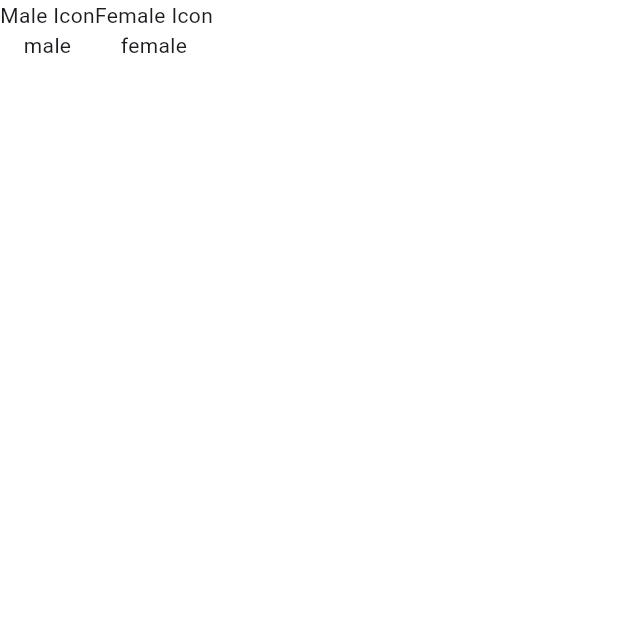
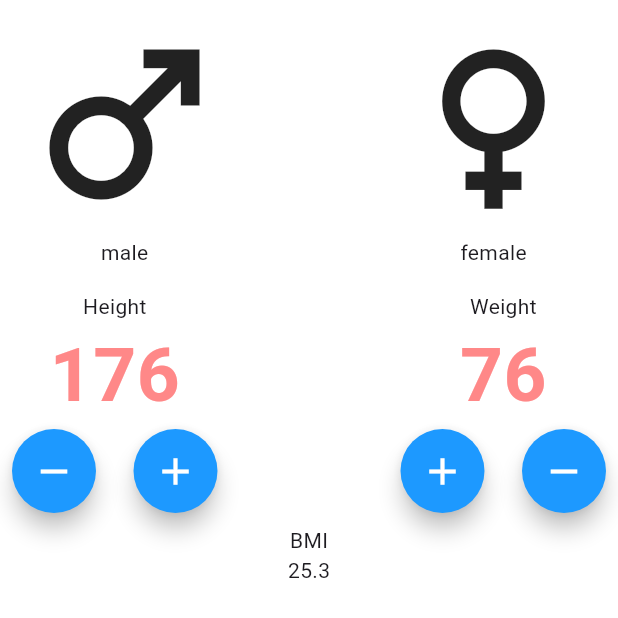
Before and after one commit to pesala-x/BMI-Calculator, a Flutter app: the screen it shows after launch, on a phone screen of 412 x 824 dp, the top half of it. Run offline on Flutter 3.47's test engine with Material 3 defaults, Android fonts, the phone set to English and light mode, and no system bars.

Commit message:
constants and main ui created

```diff
--- /dev/null
+++ b/lib/constants.dart
@@ -0,0 +1,10 @@
+import 'package:flutter/material.dart';
+
+const kTextColor = Color(0xFFFF8888);
+const kOutputTextColor = Color(0xFFFF5555);
+
+const kInputLabelColor = TextStyle(
+  color: kTextColor,
+  fontSize: 50,
+  fontWeight: FontWeight.bold,
+);
--- a/lib/main_page.dart
+++ b/lib/main_page.dart
@@ -11,26 +11,126 @@ class _MainPageState extends State<MainPage> {
   @override
   Widget build(BuildContext context) {
     return Scaffold(
-      body:     SafeArea(
+      body: SafeArea(
         child: Container(
-        color: Colors.white,
-        child: Column(children: [
-          Row(children: [
-            Column(
+          color: Colors.white,
+          child: const Column(children: [
+            Row(children: [
+              //First Raw Icons with name
+              Padding(
+                padding: EdgeInsets.all(8.0),
+                child: Column(
+                  children: [
+                    Icon(Icons.male, size: 150),
+                    Text("male"),
+                  ],
+                ),
+              ),
+              Spacer(),
+              Padding(
+                padding: EdgeInsets.all(8.0),
+                child: Column(
+                  children: [
+                    Icon(Icons.female, size: 150),
+                    Text("female"),
+                  ],
+                ),
+              ),
+            ]),
+            Row(
+              //Second Raw Buttons
               children: [
-                Text("Male Icon"),
-                Text("male"),
+                Padding( //Body Height section
+                  padding: EdgeInsets.all(8.0),
+                  child: Column(
+                    children: [
+                      Text("Height"),
+                      Text("176",
+                          style: TextStyle(
+                              color: Color(0xFFFF8888),
+                              fontSize: 50,
+                              fontWeight: FontWeight.bold)),
+                      Row(
+                        children: [
+                          FloatingActionButton(
+                            shape: CircleBorder(),
+                            backgroundColor: Color.fromARGB(255, 29, 153, 255),
+                            onPressed: null,
+                            child: Icon(
+                              Icons.remove,
+                              size: 30,
+                              color: Color.fromARGB(255, 255, 255, 255),
+                            ),
+                          ),
+                          SizedBox(
+                            width: 25,
+                          ),
+                          FloatingActionButton(
+                            shape: CircleBorder(),
+                            backgroundColor: Color.fromARGB(255, 29, 153, 255),
+                            onPressed: null,
+                            child: Icon(
+                              Icons.add,
+                              size: 30,
+                              color: Color.fromARGB(255, 255, 255, 255),
+                            ),
+                          ),
+                        ],
+                      ),
+                    ],
+                  ),
+                ),
+                Spacer(),
+                Padding(//Body Height section
+                  padding: EdgeInsets.all(8.0),
+                  child: Column(
+                    children: [
+                      Text("Weight"),
+                      Text("76",
+                          style: TextStyle(
+                              color: Color(0xFFFF8888),
+                              fontSize: 50,
+                              fontWeight: FontWeight.bold)),
+                      Row(
+                        children: [
+                          FloatingActionButton(
+                            shape: CircleBorder(),
+                            backgroundColor: Color.fromARGB(255, 29, 153, 255),
+                            onPressed: null,
+                            child: Icon(
+                              Icons.add,
+                              size: 30,
+                              color: Color.fromARGB(255, 255, 255, 255),
+                            ),
+                          ),
+                          SizedBox(
+                            width: 25,
+                          ),
+                          FloatingActionButton(
+                            shape: CircleBorder(),
+                            backgroundColor: Color.fromARGB(255, 29, 153, 255),
+                            onPressed: null,
+                            child: Icon(
+                              Icons.remove,
+                              size: 30,
+                              color: Color.fromARGB(255, 255, 255, 255),
+                            ),
+                          ),
+                        ],
+                      ),
+                    ],
+                  ),
+                ),
               ],
             ),
             Column(
               children: [
-                Text("Female Icon"),
-                Text("female"),
+                Text("BMI"),Text("25.3"),
               ],
             ),
-          ])
-        ]),
-            ),
+          ]
+          ),
+        ),
       ),
     );
   }
```
Also changed, not shown: flutter_01.png (added), flutter_02.png (added).
